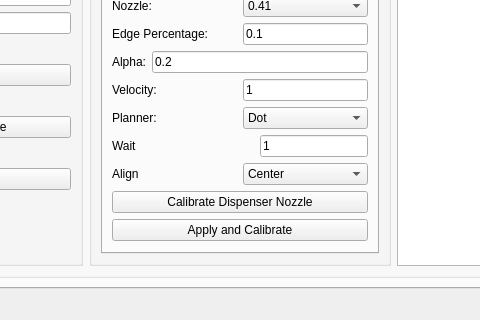
JohanVer/PAP2015, file pap_gui/ui/main_window.ui: the form before one commit; both pictures show x 180 to 660 and y 480 to 800 of the 1478 by 800 pixel window.
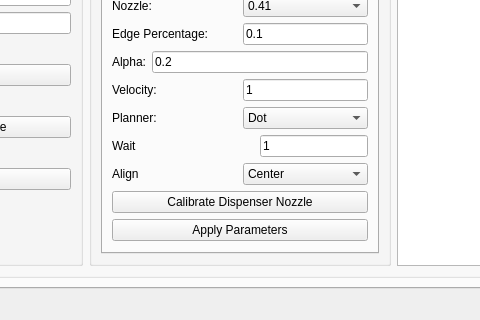
The form after the commit. The open tabs and pages were chosen to show the change. Icons and pictures are not drawn. Custom widgets are drawn as their Qt base class.

What changed in the file:
```diff
--- a/pap_gui/ui/main_window.ui
+++ b/pap_gui/ui/main_window.ui
@@ -1574,7 +1574,7 @@
                         <item>
                          <widget class="QPushButton" name="disp_settings_apply">
                           <property name="text">
-                           <string>Apply and Calibrate</string>
+                           <string>Apply Parameters</string>
                           </property>
                          </widget>
                         </item>
```
Left out of the diff: 4 changed lines with no effect on the pictures.
